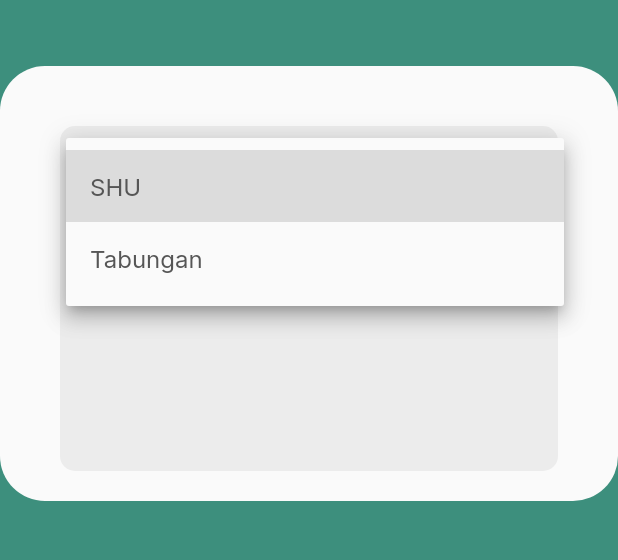
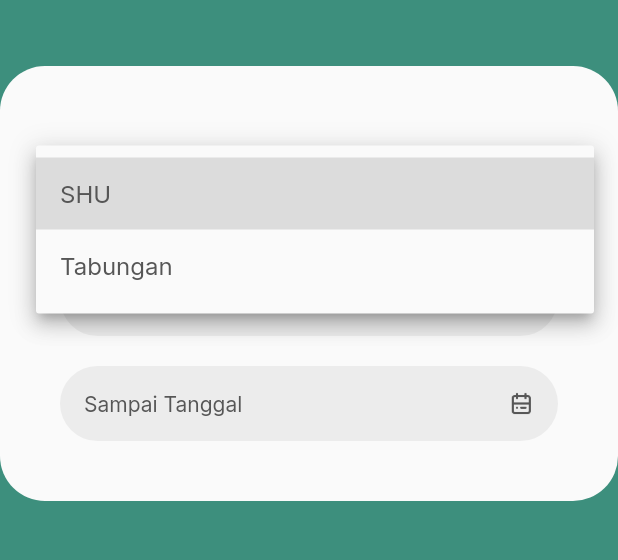
Before and after one commit to adiilam/kopkarsi, a Flutter app: the HistoryPage screen opened directly, after a tap on "Jenis Transaksi", on a phone screen of 412 x 824 dp, the part 96-656 px from its top. Run offline on Flutter 3.47's test engine with Material 3 defaults, Android fonts, the light colour scheme and no system bars; our stand-ins replace google_fonts.

Commit message:
Transaction Card

```diff
--- a/lib/pages/home/history_page.dart
+++ b/lib/pages/home/history_page.dart
@@ -113,7 +113,6 @@ class HistoryPage extends StatelessWidget {
                 ],
               ),
             ),
-            // ),
           ],
         ),
       );
--- a/lib/widgets/transaction_card.dart
+++ b/lib/widgets/transaction_card.dart
@@ -15,7 +15,7 @@ class TransactionCard extends StatelessWidget {
         top: defaultMargin,
       ),
       decoration: BoxDecoration(
-        color: backgroundColor2,
+        color: backgroundColor3,
         borderRadius: BorderRadius.circular(10),
       ),
       child: Column(
@@ -26,8 +26,9 @@ class TransactionCard extends StatelessWidget {
           ),
           Container(
             margin: const EdgeInsets.only(top: 10),
-            padding: EdgeInsets.symmetric(horizontal: defaultMargin),
-            height: 40,
+            // padding: EdgeInsets.symmetric(horizontal: defaultMargin),
+            width: 350,
+            height: 50,
             decoration: BoxDecoration(
               color: backgroundColor2,
               borderRadius: BorderRadius.circular(30),
@@ -40,7 +41,10 @@ class TransactionCard extends StatelessWidget {
                 ),
                 hint: Text(
                   'Jenis Transaksi',
-                  style: subtitleTextStyle,
+                  style: subtitleTextStyle.copyWith(
+                    fontSize: 15,
+                    fontWeight: regular,
+                  ),
                 ),
                 items: [
                   DropdownMenuItem<String>(
@@ -64,6 +68,122 @@ class TransactionCard extends StatelessWidget {
               ),
             ),
           ),
+          //Start Date
+          // // Container(
+          // //   margin: EdgeInsets.only(top: defaultMargin),
+          // //   child: Column(
+          // //     crossAxisAlignment: CrossAxisAlignment.start,
+          // //     children: [
+          // //       Text(
+          // //         'Dari Tanggal',
+          // //         style: subtitleTextStyle.copyWith(
+          // //           fontSize: 14,
+          // //           fontWeight: regular,
+          // //         ),
+          // //       ),
+          // //       const SizedBox(
+          // //         height: 12,
+          // //       ),
+          // //       Container(
+          // //         height: 50,
+          // //         padding: const EdgeInsets.symmetric(
+          // //           horizontal: 16,
+          // //         ),
+          // //         decoration: BoxDecoration(
+          // //           color: backgroundColor2,
+          // //           borderRadius: BorderRadius.circular(12),
+          // //         ),
+          // //         child: Center(
+          // //           child: Row(
+          // //             mainAxisAlignment: MainAxisAlignment.end,
+          // //             children: [
+          // //               Image.asset(
+          // //                 'assets/icon_calendar.png',
+          // //                 width: 17,
+          // //               ),
+          // //             ],
+          // //           ),
+          // //         ),
+          // //       ),
+          //     ],
+          //   ),
+          // ),
+          Container(
+            margin: EdgeInsets.only(top: defaultMargin),
+            // padding: EdgeInsets.symmetric(horizontal: defaultMargin),
+            child: Column(
+              crossAxisAlignment: CrossAxisAlignment.start,
+              children: [
+                Container(
+                  height: 50,
+                  padding: const EdgeInsets.symmetric(horizontal: 16),
+                  decoration: BoxDecoration(
+                    color: backgroundColor2,
+                    borderRadius: BorderRadius.circular(50),
+                  ),
+                  child: Row(
+                    children: [
+                      Expanded(
+                        child: TextFormField(
+                          decoration: InputDecoration(
+                            border: InputBorder.none,
+                            hintText: 'Dari Tanggal',
+                            hintStyle: subtitleTextStyle.copyWith(
+                              fontSize: 14,
+                              fontWeight: regular,
+                            ),
+                          ),
+                        ),
+                      ),
+                      Image.asset(
+                        'assets/icon_calendar.png',
+                        width: 17,
+                      ),
+                    ],
+                  ),
+                ),
+              ],
+            ),
+          ),
+
+          //End Date
+          Container(
+            margin: EdgeInsets.only(top: defaultMargin),
+            // padding: EdgeInsets.symmetric(horizontal: defaultMargin),
+            child: Column(
+              crossAxisAlignment: CrossAxisAlignment.start,
+              children: [
+                Container(
+                  height: 50,
+                  padding: const EdgeInsets.symmetric(horizontal: 16),
+                  decoration: BoxDecoration(
+                    color: backgroundColor2,
+                    borderRadius: BorderRadius.circular(50),
+                  ),
+                  child: Row(
+                    children: [
+                      Expanded(
+                        child: TextFormField(
+                          decoration: InputDecoration(
+                            border: InputBorder.none,
+                            hintText: 'Sampai Tanggal',
+                            hintStyle: subtitleTextStyle.copyWith(
+                              fontSize: 14,
+                              fontWeight: regular,
+                            ),
+                          ),
+                        ),
+                      ),
+                      Image.asset(
+                        'assets/icon_calendar.png',
+                        width: 17,
+                      ),
+                    ],
+                  ),
+                ),
+              ],
+            ),
+          ),
         ],
       ),
     );
```
Also changed, not shown: assets/icon_calendar.png (added).
